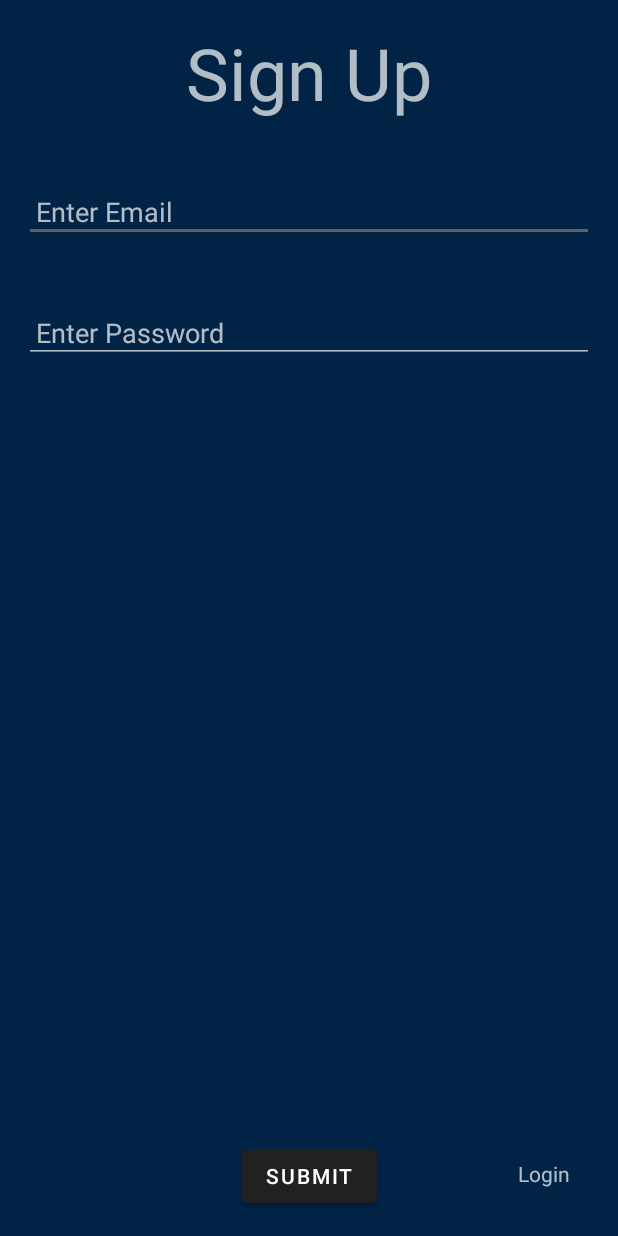
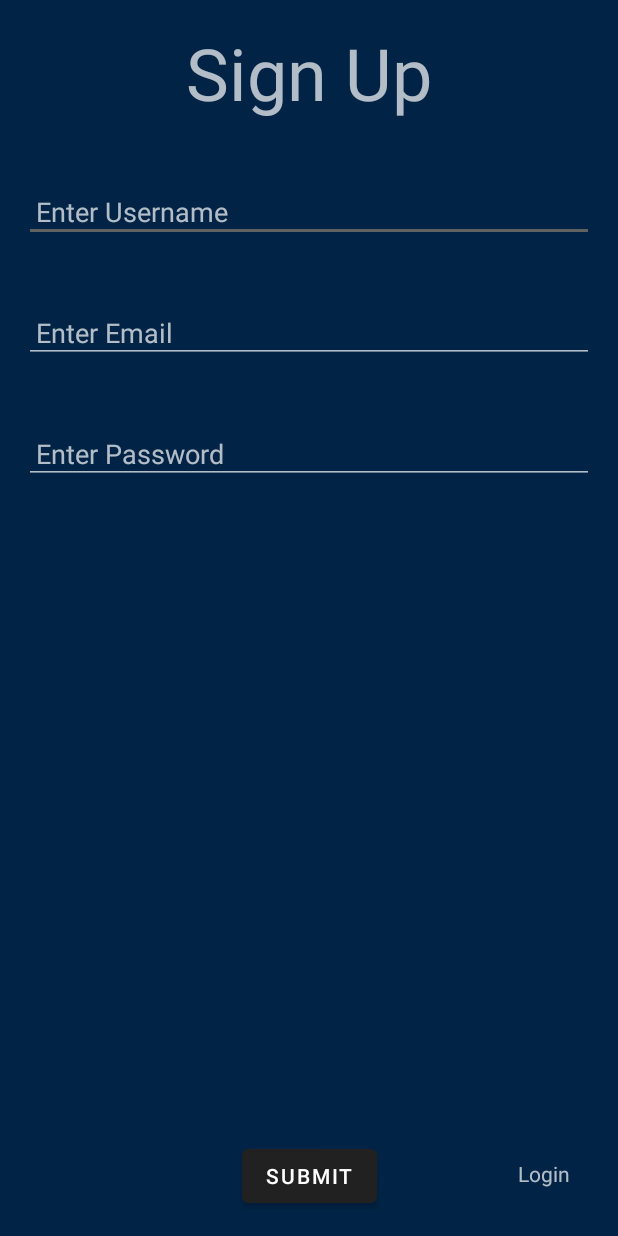
Before and after one commit to abhichauhan12/taskmanager, an Android app: the fragment Signup shown on its own in the app's theme, on a phone screen of 412 x 824 dp. Run offline under Robolectric (Android 15) with nearby library versions, the phone set to English and light mode, and no system bars; our stand-ins replace data binding.

Commit message:
Login and Signup part2

```diff
--- a/app/src/main/res/layout/fragment_signup.xml
+++ b/app/src/main/res/layout/fragment_signup.xml
@@ -18,8 +18,8 @@
             android:layout_height="wrap_content"
             app:layout_constraintStart_toStartOf="parent"
             app:layout_constraintEnd_toEndOf="parent"
-            app:layout_constraintBottom_toTopOf="@id/email_edittext_signup"
-            android:text="Sign Up"
+            app:layout_constraintBottom_toTopOf="@id/username_edittext_signup"
+            android:text="@string/sign_up"
             android:textAppearance="?textAppearanceHeadline3"
             android:gravity="center"
             app:layout_constraintTop_toTopOf="parent"
@@ -31,10 +31,23 @@
             app:layout_constraintTop_toBottomOf="@id/signup_text"
             app:layout_constraintStart_toStartOf="parent"
             app:layout_constraintEnd_toEndOf="parent"
-            android:hint="Enter Email"
+            android:hint="@string/enter_username"
+            android:padding="8dp"
+            android:id="@+id/username_edittext_signup"
+            android:layout_marginTop="40dp" />
+
+
+        <com.google.android.material.textfield.TextInputEditText
+            android:layout_width="0dp"
+            android:layout_height="wrap_content"
+            app:layout_constraintTop_toBottomOf="@id/username_edittext_signup"
+            app:layout_constraintStart_toStartOf="parent"
+            app:layout_constraintEnd_toEndOf="parent"
+            android:hint="@string/enter_email"
             android:padding="8dp"
             android:id="@+id/email_edittext_signup"
             android:layout_marginTop="40dp" />
+
 
         <com.google.android.material.textfield.TextInputEditText
             android:layout_width="0dp"
@@ -42,7 +55,7 @@
             app:layout_constraintTop_toBottomOf="@id/email_edittext_signup"
             app:layout_constraintStart_toStartOf="parent"
             app:layout_constraintEnd_toEndOf="parent"
-            android:hint="Enter Password"
+            android:hint="@string/enter_password"
             android:padding="8dp"
             android:id="@+id/password_edittext_signup"
             android:layout_marginTop="40dp" />
@@ -53,7 +66,7 @@
             app:layout_constraintBottom_toBottomOf="parent"
             app:layout_constraintStart_toStartOf="parent"
             app:layout_constraintEnd_toEndOf="parent"
-            android:text="submit"
+            android:text="@string/submit"
             android:id="@+id/submit_button_signup"
             />
 
@@ -62,10 +75,20 @@
             android:layout_height="wrap_content"
             app:layout_constraintBottom_toBottomOf="parent"
             app:layout_constraintEnd_toEndOf="parent"
-            android:text="Login"
+            android:text="@string/login"
             android:layout_margin="16dp"
             android:id="@+id/login_signup_layout"
             />
 
+        <ProgressBar
+            android:layout_width="wrap_content"
+            android:layout_height="wrap_content"
+            app:layout_constraintStart_toStartOf="parent"
+            app:layout_constraintEnd_toEndOf="parent"
+            app:layout_constraintTop_toBottomOf="@id/password_edittext_signup"
+            android:visibility="gone"
+            app:layout_constraintBottom_toTopOf="@id/submit_button_signup"
+            />
+
     </androidx.constraintlayout.widget.ConstraintLayout>
 </layout>
--- a/app/src/main/res/values/strings.xml
+++ b/app/src/main/res/values/strings.xml
@@ -23,5 +23,16 @@
     <string name="medium">Medium</string>
     <string name="low">Low</string>
     <string name="priority_label">Priority :</string>
+    <string name="sign_up">Sign Up</string>
+    <string name="enter_username">Enter Username</string>
+    <string name="enter_email">Enter Email</string>
+    <string name="enter_password">Enter Password</string>
+    <string name="submit">submit</string>
+    <string name="login">Login</string>
+    <string name="login">Login</string>
+    <string name="enter_email">Enter Email</string>
+    <string name="enter_password">Enter Password</string>
+    <string name="loginn">LogIn</string>
+    <string name="signupp">Signup</string>
 
 </resources>
```
Also changed, not shown: app/src/main/res/layout/fragment_login.xml (+16 -5 lines).
